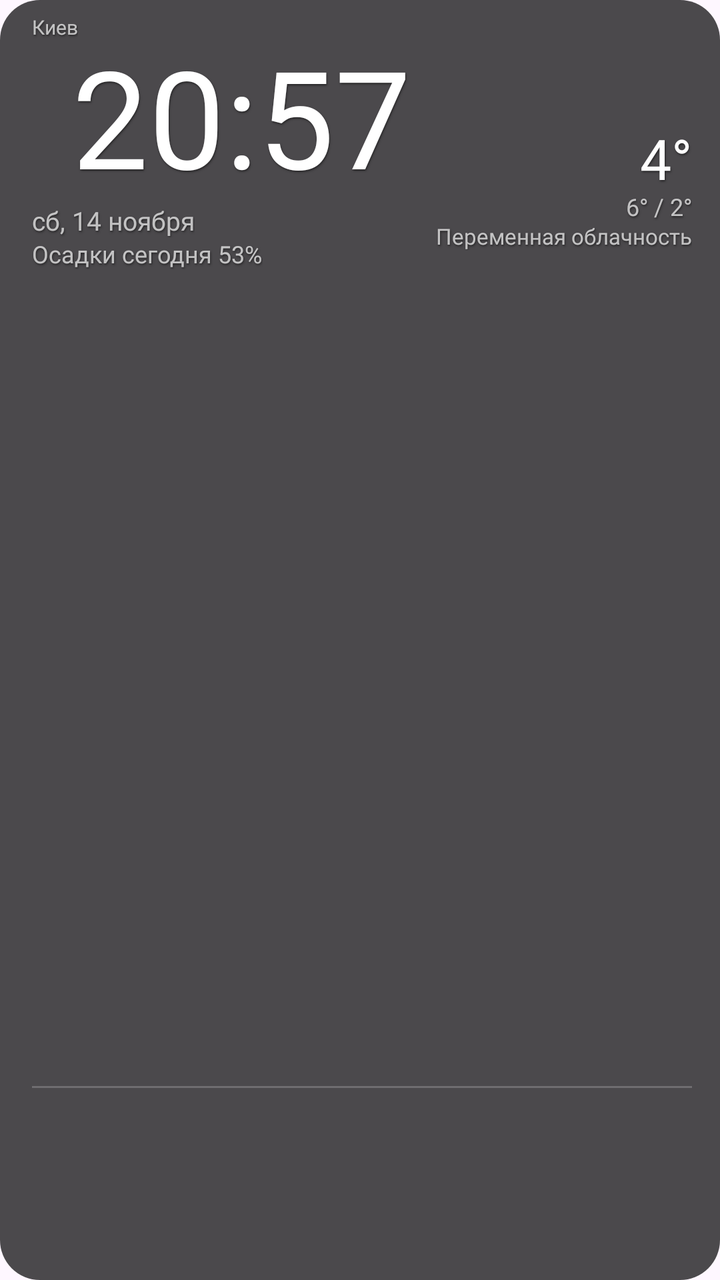
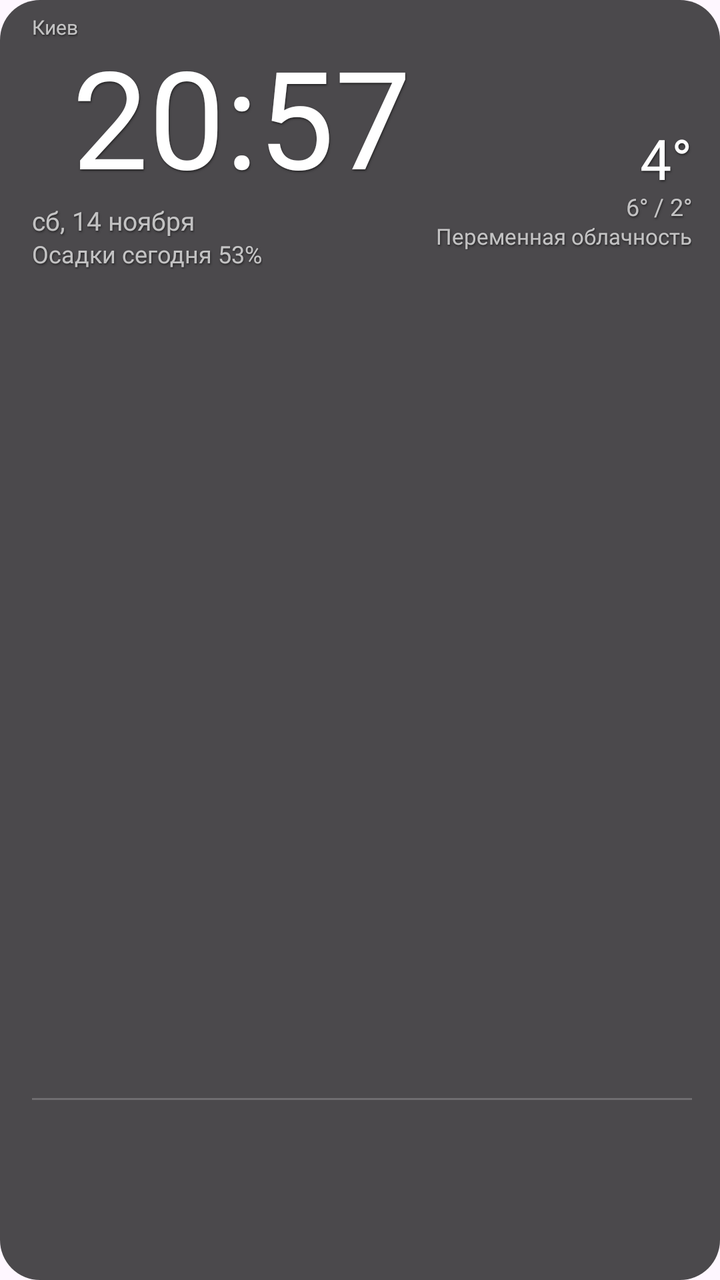

The first picture is an Android layout as it rendered before a commit; the second is the same layout after the commit. The layout source and the unified diff follow.
<!-- AndroidManifest.xml: application theme Theme.ClockWeather -->
<!-- res/layout/widget_4x3.xml -->
<?xml version="1.0" encoding="utf-8"?>
<FrameLayout xmlns:android="http://schemas.android.com/apk/res/android"
    android:id="@+id/widget_root"
    android:layout_width="match_parent"
    android:layout_height="match_parent">

    <FrameLayout
        android:id="@+id/bg"
        android:layout_width="match_parent"
        android:layout_height="match_parent"
        android:background="@drawable/widget_bg" />

    <RelativeLayout
        android:layout_width="match_parent"
        android:layout_height="match_parent"
        android:paddingStart="16dp"
        android:paddingEnd="14dp"
        android:paddingTop="8dp"
        android:paddingBottom="8dp">

        <TextView
            android:id="@+id/city"
            android:layout_width="wrap_content"
            android:layout_height="wrap_content"
            android:layout_alignParentStart="true"
            android:layout_alignParentTop="true"
            android:ellipsize="end"
            android:fontFamily="@font/roboto_light"
            android:includeFontPadding="false"
            android:maxLines="1"
            android:shadowColor="#80000000"
            android:shadowDx="1"
            android:shadowDy="2"
            android:shadowRadius="2"
            android:text="Киев"
            android:textColor="@color/text_secondary"
            android:textSize="10sp" />

        <TextView
            android:id="@+id/time"
            android:layout_width="wrap_content"
            android:layout_height="wrap_content"
            android:layout_alignParentStart="true"
            android:layout_below="@id/city"
            android:layout_marginStart="20dp"
            android:layout_marginTop="2dp"
            android:ellipsize="end"
            android:fontFamily="@font/roboto_thin"
            android:includeFontPadding="false"
            android:maxLines="1"
            android:shadowColor="#80000000"
            android:shadowDx="1"
            android:shadowDy="2"
            android:shadowRadius="2"
            android:text="20:57"
            android:textColor="@color/text_primary"
            android:textSize="68sp" />

        <TextView
            android:id="@+id/date"
            android:layout_width="wrap_content"
            android:layout_height="wrap_content"
            android:layout_alignParentStart="true"
            android:layout_below="@id/time"
            android:layout_marginTop="2dp"
            android:ellipsize="end"
            android:fontFamily="@font/roboto_light"
            android:includeFontPadding="false"
            android:maxLines="1"
            android:shadowColor="#80000000"
            android:shadowDx="1"
            android:shadowDy="2"
            android:shadowRadius="2"
            android:text="сб, 14 ноября"
            android:textColor="@color/text_secondary"
            android:textSize="13sp" />

        <TextView
            android:id="@+id/today_pop"
            android:layout_width="wrap_content"
            android:layout_height="wrap_content"
            android:layout_alignParentStart="true"
            android:layout_below="@id/date"
            android:layout_marginTop="2dp"
            android:ellipsize="end"
            android:fontFamily="@font/roboto_regular"
            android:includeFontPadding="false"
            android:maxLines="1"
            android:shadowColor="#80000000"
            android:shadowDx="1"
            android:shadowDy="2"
            android:shadowRadius="2"
            android:text="Осадки сегодня 53%"
            android:textColor="@color/text_secondary"
            android:textSize="12sp" />

        <ImageView
            android:id="@+id/icon"
            android:layout_width="56dp"
            android:layout_height="56dp"
            android:layout_alignParentEnd="true"
            android:layout_alignParentTop="true"
            android:contentDescription="@null"
            android:scaleType="fitCenter" />

        <TextView
            android:id="@+id/temp"
            android:layout_width="wrap_content"
            android:layout_height="wrap_content"
            android:layout_below="@id/icon"
            android:layout_alignParentEnd="true"
            android:ellipsize="end"
            android:fontFamily="@font/roboto_light"
            android:includeFontPadding="false"
            android:maxLines="1"
            android:shadowColor="#80000000"
            android:shadowDx="1"
            android:shadowDy="2"
            android:shadowRadius="2"
            android:text="4°"
            android:textColor="@color/text_primary"
            android:textSize="28sp" />

        <TextView
            android:id="@+id/minmax"
            android:layout_width="wrap_content"
            android:layout_height="wrap_content"
            android:layout_below="@id/temp"
            android:layout_alignParentEnd="true"
            android:ellipsize="end"
            android:fontFamily="@font/roboto_light"
            android:includeFontPadding="false"
            android:maxLines="1"
            android:shadowColor="#80000000"
            android:shadowDx="1"
            android:shadowDy="2"
            android:shadowRadius="2"
            android:text="6° / 2°"
            android:textColor="@color/text_secondary"
            android:textSize="12sp" />

        <TextView
            android:id="@+id/desc"
            android:layout_width="wrap_content"
            android:maxWidth="190dp"
            android:layout_height="wrap_content"
            android:layout_below="@id/minmax"
            android:layout_marginTop="1dp"
            android:layout_alignParentEnd="true"
            android:ellipsize="end"
            android:fontFamily="@font/roboto_regular"
            android:includeFontPadding="false"
            android:maxLines="1"
            android:shadowColor="#80000000"
            android:shadowDx="1"
            android:shadowDy="2"
            android:shadowRadius="2"
            android:text="Переменная облачность"
            android:textColor="@color/text_secondary"
            android:textSize="11sp" />

        <ImageView
            android:id="@+id/forecast_divider"
            android:layout_width="match_parent"
            android:layout_height="1dp"
            android:layout_above="@id/forecast"
            android:layout_marginBottom="4dp"
            android:background="#33FFFFFF"
            android:contentDescription="@null"
            android:scaleType="fitXY" />

        <ImageView
            android:id="@+id/forecast"
            android:layout_width="match_parent"
            android:layout_height="84dp"
            android:layout_alignParentBottom="true"
            android:contentDescription="@null"
            android:scaleType="fitXY" />
    </RelativeLayout>
</FrameLayout>
<!-- resources referenced by this layout -->
<resources>
  <color name="text_primary">#FFFFFFFF</color>
  <color name="text_secondary">#B3FFFFFF</color>
  <!-- drawable widget_bg (drawable) -->
  <?xml version="1.0" encoding="utf-8"?>
  <shape xmlns:android="http://schemas.android.com/apk/res/android"
      android:shape="rectangle">
      <solid android:color="@color/widget_scrim" />
      <corners android:radius="20dp" />
  </shape>
  <style name="Theme.ClockWeather" parent="Theme.Material3.DayNight.NoActionBar">
          <item name="colorPrimary">@color/accent</item>
          <item name="colorOnPrimary">#FFFFFFFF</item>
      </style>
  <color name="widget_scrim">#B3000000</color>
  <color name="accent">#FF1E88E5</color>
</resources>

<!-- the commit's change to res/layout/widget_4x3.xml (unified diff, before → after) -->
@@ -172,7 +172,7 @@
         <ImageView
             android:id="@+id/forecast"
             android:layout_width="match_parent"
-            android:layout_height="84dp"
+            android:layout_height="78dp"
             android:layout_alignParentBottom="true"
             android:contentDescription="@null"
             android:scaleType="fitXY" />
